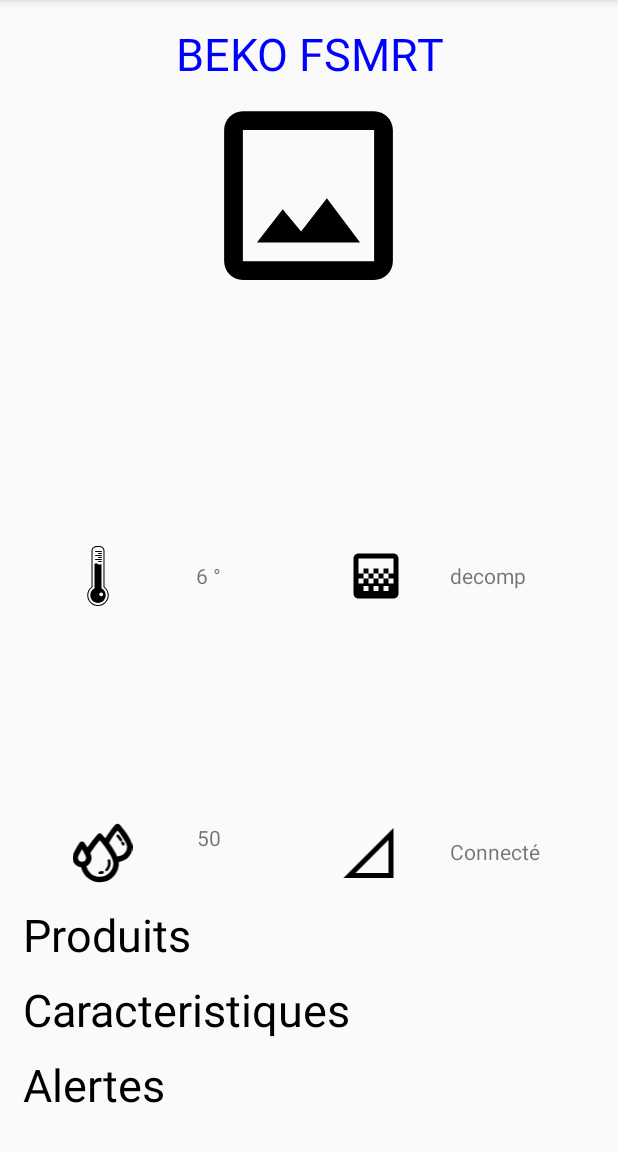
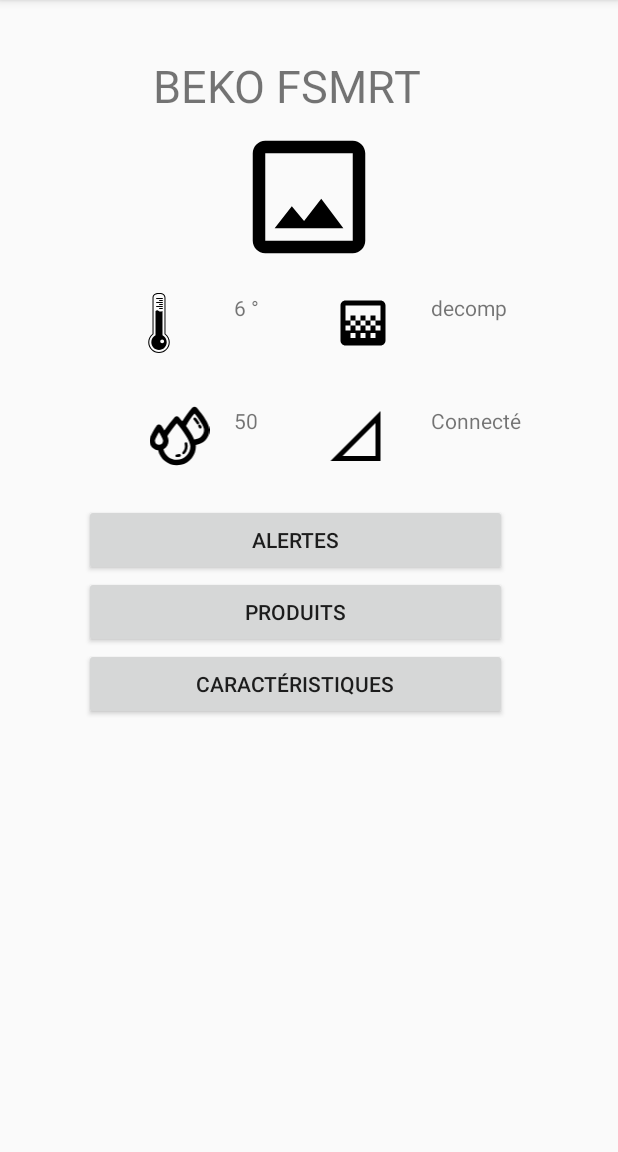
Before and after one commit to boucara/androidSmartfridge, an Android app: the ActivityFrigos screen opened directly, with no data from a screen before it, after a tap on "BEKO FSMRT", on a phone screen of 412 x 824 dp, the part 84-1236 px from its top. Run offline under Robolectric (Android 15) with nearby library versions, the phone set to English and light mode, and no system bars.

Commit message:
des modifications
des modif proposées par le prof.

```diff
--- a/app/src/main/java/com/mbds/appsmartfridge/ActivityFrigo.java
+++ b/app/src/main/java/com/mbds/appsmartfridge/ActivityFrigo.java
@@ -4,6 +4,7 @@
 import android.support.v7.app.AppCompatActivity;
 import android.os.Bundle;
 import android.view.View;
+import android.widget.Button;
 import android.widget.ImageView;
 import android.widget.TextView;
 
@@ -21,9 +22,9 @@
     TextView decomp_t;
     TextView humid_t;
     TextView status_t;
-    TextView liste_prod;
-    TextView caracts;
-    TextView alertes;
+    Button liste_prod;
+    Button caracts;
+    Button alertes;
     @Override
     protected void onCreate(Bundle savedInstanceState) {
         super.onCreate(savedInstanceState);
@@ -38,9 +39,9 @@
         decomp_t=(TextView)findViewById(R.id.decompositionData);
         humid_t=(TextView)findViewById(R.id.humiditeData);
         status_t=(TextView)findViewById(R.id.statusData);
-        liste_prod=(TextView)findViewById(R.id.liste);
-        caracts=(TextView)findViewById(R.id.carac);
-        alertes=(TextView)findViewById(R.id.alertes);
+        liste_prod=(Button) findViewById(R.id.butProd);
+        caracts=(Button) findViewById(R.id.butCaract);
+        alertes=(Button) findViewById(R.id.buttAlertes);
 
         Intent i = getIntent();
         Frigo frigo = (Frigo)i.getSerializableExtra("frigo");
--- a/app/src/main/java/com/mbds/appsmartfridge/ActivityFrigos.java
+++ b/app/src/main/java/com/mbds/appsmartfridge/ActivityFrigos.java
@@ -29,14 +29,17 @@
         listFrigos.setOnItemClickListener(new AdapterView.OnItemClickListener() {
             @Override
             public void onItemClick(AdapterView<?> parent, View view, int position, long id) {
-               Toast.makeText(ActivityFrigos.this,"Position "+position+", id "+id,Toast.LENGTH_LONG).show();
+                //Toast.makeText(ActivityFrigos.this,"Position "+position+", id "+id,Toast.LENGTH_LONG).show();
                 Frigo f=(Frigo)adapter.getItem(position);
+                if(f.getFrigoStatus()=="Connecté"){
                     Bundle args = new Bundle();
                     args.putSerializable("frigo",f);
                     args.putSerializable("id",id+1);
                     Intent i = new Intent(ActivityFrigos.this,ActivityFrigo.class);
                     i.putExtras(args);
                     startActivity(i);/**/
+                }
+
 
             }
         });
--- a/app/src/main/res/layout/activity_accueil.xml
+++ b/app/src/main/res/layout/activity_accueil.xml
@@ -4,7 +4,7 @@
     xmlns:tools="http://schemas.android.com/tools"
     android:layout_width="match_parent"
     android:layout_height="match_parent"
-    tools:context="mbds.appsmartfridge.ActivityAccueil">
+    tools:context="com.mbds.appsmartfridge.ActivityAccueil">
 
     <ImageButton
         android:id="@+id/imageButton"
--- a/app/src/main/res/layout/activity_frigo.xml
+++ b/app/src/main/res/layout/activity_frigo.xml
@@ -1,81 +1,39 @@
 <?xml version="1.0" encoding="utf-8"?>
 <RelativeLayout xmlns:android="http://schemas.android.com/apk/res/android"
-xmlns:app="http://schemas.android.com/apk/res-auto"
-xmlns:tools="http://schemas.android.com/tools"
-android:layout_width="match_parent"
-android:layout_height="match_parent"
-android:layout_margin="15dp"
-tools:context="mbds.appsmartfridge.ActivityFrigo">
-
-<TextView
-    android:id="@+id/titre"
-    android:layout_width="wrap_content"
-    android:layout_height="40dp"
-    android:textColor="#ff0000ff"
-    android:layout_alignParentTop="true"
-    android:layout_centerHorizontal="true"
-    android:textAlignment="center"
-    android:textSize="30sp" />
+    xmlns:app="http://schemas.android.com/apk/res-auto"
+    xmlns:tools="http://schemas.android.com/tools"
+    android:layout_width="match_parent"
+    android:layout_height="match_parent"
+    android:layout_margin="15dp"
+    tools:context="com.mbds.appsmartfridge.ActivityFrigo">
 
     <ImageView
         android:id="@+id/imageFrigo"
-        android:layout_width="150dp"
-        android:layout_height="150dp"
+        android:layout_width="100dp"
+        android:layout_height="100dp"
         android:src="@drawable/ic_imagecadre_black_24dp"
-        android:layout_below="@+id/titre"
+        android:layout_marginTop="66dp"
+        android:layout_alignParentTop="true"
         android:layout_centerHorizontal="true" />
-
-    <TextView
-        android:id="@+id/liste"
-        android:layout_width="match_parent"
-        android:layout_height="50dp"
-
-        android:layout_above="@+id/carac"
-        android:contextClickable="true"
-        android:text="Produits"
-        android:textAlignment="textStart"
-        android:textColor="@android:color/black"
-        android:textSize="30dp" />
-
-    <TextView
-        android:id="@+id/carac"
-        android:layout_width="wrap_content"
-        android:layout_height="50dp"
-        android:layout_above="@+id/alertes"
-        android:layout_alignStart="@+id/liste"
-        android:contextClickable="true"
-        android:text="Caracteristiques"
-        android:textColor="@android:color/black"
-        android:textSize="30dp" />
-
-    <TextView
-        android:id="@+id/alertes"
-        android:layout_width="wrap_content"
-        android:layout_height="50dp"
-        android:layout_alignParentBottom="true"
-        android:layout_alignStart="@+id/carac"
-        android:contextClickable="true"
-        android:text="Alertes"
-        android:textColor="@android:color/black"
-        android:textSize="30dp" />
 
     <ImageView
         android:id="@+id/imageTemp"
         android:layout_width="100dp"
         android:layout_height="40dp"
         app:srcCompat="@drawable/ic_temperature"
-        android:layout_centerVertical="true"
-        android:layout_alignParentStart="true" />
+        android:layout_below="@+id/imageFrigo"
+        android:layout_toStartOf="@+id/imageFrigo"
+        android:layout_marginTop="14dp" />
 
     <ImageView
         android:id="@+id/imageHumidite"
         android:layout_width="50dp"
         android:layout_height="40dp"
-        android:layout_above="@+id/liste"
-        android:layout_alignEnd="@+id/imageTemp"
-        android:layout_marginBottom="14dp"
-        android:layout_marginEnd="22dp"
-        app:srcCompat="@drawable/ic_humidite" />
+        app:srcCompat="@drawable/ic_humidite"
+        android:layout_marginEnd="11dp"
+        android:layout_marginTop="35dp"
+        android:layout_below="@+id/imageTemp"
+        android:layout_toStartOf="@+id/humiditeData" />
 
     <ImageView
         android:id="@+id/imageDecomposition"
@@ -83,7 +41,8 @@
         android:layout_height="40dp"
         app:srcCompat="@drawable/ic_gradient_black"
         android:layout_alignTop="@+id/imageTemp"
-        android:layout_alignEnd="@+id/imageFrigo" />
+        android:layout_toEndOf="@+id/tempData"
+        android:layout_marginStart="39dp" />
 
     <ImageView
         android:id="@+id/imageStatus"
@@ -98,8 +57,8 @@
         android:layout_width="wrap_content"
         android:layout_height="wrap_content"
         android:text="temp"
-        android:layout_centerVertical="true"
-        android:layout_alignStart="@+id/imageFrigo" />
+        android:layout_alignTop="@+id/imageTemp"
+        android:layout_toEndOf="@+id/imageTemp" />
 
     <TextView
         android:id="@+id/humiditeData"
@@ -107,15 +66,15 @@
         android:layout_height="wrap_content"
         android:text="humid"
         android:layout_alignTop="@+id/imageHumidite"
-        android:layout_alignEnd="@+id/tempData" />
+        android:layout_toEndOf="@+id/imageTemp" />
 
     <TextView
         android:id="@+id/decompositionData"
         android:layout_width="wrap_content"
         android:layout_height="wrap_content"
         android:text="decomp"
-        android:layout_marginStart="19dp"
-        android:layout_centerVertical="true"
+        android:layout_marginStart="15dp"
+        android:layout_alignTop="@+id/imageDecomposition"
         android:layout_toEndOf="@+id/imageDecomposition" />
 
     <TextView
@@ -123,9 +82,48 @@
         android:layout_width="wrap_content"
         android:layout_height="wrap_content"
         android:text="satus"
-        android:layout_alignBottom="@+id/imageStatus"
-        android:layout_alignStart="@+id/decompositionData"
-        android:layout_marginBottom="11dp" />
+        android:layout_alignTop="@+id/imageStatus"
+        android:layout_alignStart="@+id/decompositionData" />
+
+    <Button
+        android:id="@+id/buttAlertes"
+        android:layout_width="wrap_content"
+        android:layout_height="wrap_content"
+        android:text="Alertes"
+        android:layout_marginTop="25dp"
+        android:layout_below="@+id/imageHumidite"
+        android:layout_alignEnd="@+id/decompositionData"
+        android:layout_alignStart="@+id/butCaract" />
+
+    <Button
+        android:id="@+id/butCaract"
+        android:layout_width="wrap_content"
+        android:layout_height="wrap_content"
+        android:layout_alignEnd="@+id/decompositionData"
+        android:layout_alignStart="@+id/imageTemp"
+        android:layout_below="@+id/butProd"
+        android:text="Caractéristiques" />
+
+    <Button
+        android:id="@+id/butProd"
+        android:layout_width="wrap_content"
+        android:layout_height="wrap_content"
+        android:layout_alignEnd="@+id/buttAlertes"
+        android:layout_alignStart="@+id/buttAlertes"
+        android:layout_below="@+id/buttAlertes"
+        android:text="Produits" />
+
+    <TextView
+        android:id="@+id/titre"
+        android:layout_width="wrap_content"
+        android:layout_height="40dp"
+        android:layout_alignParentTop="true"
+        android:layout_alignStart="@+id/imageHumidite"
+        android:layout_marginTop="21dp"
+        android:layout_toStartOf="@+id/statusData"
+        android:text="Refrig 1"
+        android:textAlignment="center"
+        android:textSize="30sp" />
 
 
 </RelativeLayout>
--- a/app/src/main/res/layout/activity_produits.xml
+++ b/app/src/main/res/layout/activity_produits.xml
@@ -4,7 +4,7 @@
     xmlns:tools="http://schemas.android.com/tools"
     android:layout_width="match_parent"
     android:layout_height="match_parent"
-    tools:context="mbds.appsmartfridge.ActivityProduits">
+    tools:context="com.mbds.appsmartfridge.ActivityProduits">
 
 
     <include layout="@layout/content_activity_produits" />
--- a/app/src/main/res/layout/content_activity_produits.xml
+++ b/app/src/main/res/layout/content_activity_produits.xml
@@ -5,7 +5,7 @@
     android:layout_width="match_parent"
     android:layout_height="match_parent"
     app:layout_behavior="@string/appbar_scrolling_view_behavior"
-    tools:context="mbds.appsmartfridge.ActivityProduits"
+    tools:context="com.mbds.appsmartfridge.ActivityProduits"
     tools:showIn="@layout/activity_produits">
 
     <TextView
--- a/app/src/main/res/values/strings.xml
+++ b/app/src/main/res/values/strings.xml
@@ -4,7 +4,7 @@
     <string name="app_name">AppSmartFridge</string>
     <string name="action_settings">Settings</string>
     <string name="date_selected"></string>
-	<string name="frigoPhoto">frigoPhoto</string>
+    <string name="frigoPhoto">frigoPhoto</string>
     <string name="D">D</string>
     <string name="C">C</string>
     <string name="produitPhoto">produitPhoto</string>
```
Also changed, not shown: app/src/main/AndroidManifest.xml (+11 -11 lines), app/src/main/java/com/mbds/appsmartfridge/AProposActivity.java (added, +13 -0 lines), app/src/main/java/com/mbds/appsmartfridge/ActivityProduit.java (+9 -6 lines), app/src/main/res/layout/activity_apropos.xml (added, +9 -0 lines), app/src/main/res/layout/activity_produit.xml (+27 -51 lines). Lines whose indentation alone changed are shown as unchanged.
